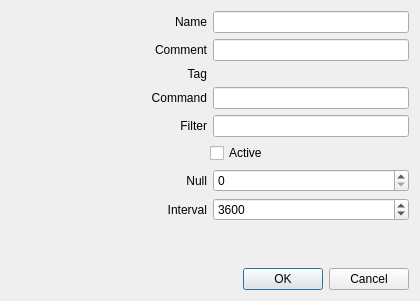
First picture: the form in sources/awesomewidgets/extupgrade.ui, repository arcan1s/awesome-widgets, before the edit.
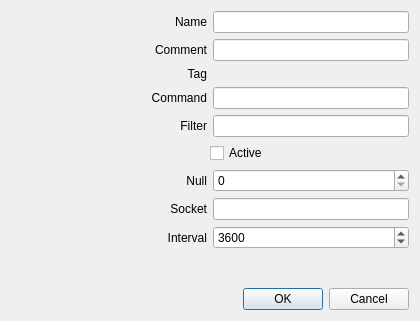
Second picture: the form after the edit.

The edit to the form file:
```diff
--- a/sources/awesomewidgets/extupgrade.ui
+++ b/sources/awesomewidgets/extupgrade.ui
@@ -7,7 +7,7 @@
     <x>0</x>
     <y>0</y>
     <width>420</width>
-    <height>301</height>
+    <height>321</height>
    </rect>
   </property>
   <property name="windowTitle">
@@ -181,6 +181,29 @@
      </item>
     </layout>
    </item>
+   <item>
+    <layout class="QHBoxLayout" name="layout_socket">
+     <item>
+      <widget class="QLabel" name="label_socket">
+       <property name="sizePolicy">
+        <sizepolicy hsizetype="Expanding" vsizetype="Preferred">
+         <horstretch>0</horstretch>
+         <verstretch>0</verstretch>
+        </sizepolicy>
+       </property>
+       <property name="text">
+        <string>Socket</string>
+       </property>
+       <property name="alignment">
+        <set>Qt::AlignRight|Qt::AlignTrailing|Qt::AlignVCenter</set>
+       </property>
+      </widget>
+     </item>
+     <item>
+      <widget class="QLineEdit" name="lineEdit_socket"/>
+     </item>
+    </layout>
+   </item>
    <item>
     <layout class="QHBoxLayout" name="layout_interval">
      <item>
```
